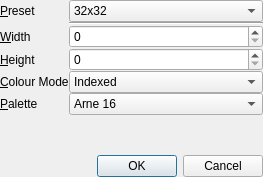
This is newdialog.ui in not-surt/SimPix as Qt 5 draws it before an edit. The edited form follows.
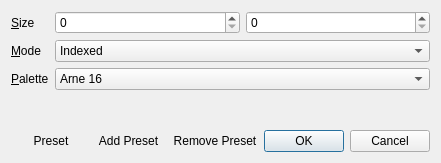
This is the edited form. Icons and pictures are not drawn.

Commit message: Fix missing alpha in PaletteModel. QColour(QRgb) constructor discards alpha.

```diff
--- a/newdialog.ui
+++ b/newdialog.ui
@@ -6,8 +6,8 @@
    <rect>
     <x>0</x>
     <y>0</y>
-    <width>263</width>
-    <height>177</height>
+    <width>365</width>
+    <height>163</height>
    </rect>
   </property>
   <property name="windowTitle">
@@ -18,70 +18,21 @@
     <normaloff/>
    </iconset>
   </property>
-  <layout class="QVBoxLayout" name="verticalLayout">
-   <property name="spacing">
-    <number>0</number>
-   </property>
-   <property name="leftMargin">
-    <number>0</number>
-   </property>
-   <property name="topMargin">
-    <number>0</number>
-   </property>
-   <property name="rightMargin">
-    <number>0</number>
-   </property>
-   <property name="bottomMargin">
-    <number>0</number>
-   </property>
-   <item>
-    <layout class="QFormLayout" name="formLayout">
-     <property name="fieldGrowthPolicy">
-      <enum>QFormLayout::AllNonFixedFieldsGrow</enum>
-     </property>
-     <property name="horizontalSpacing">
-      <number>0</number>
-     </property>
-     <property name="verticalSpacing">
-      <number>0</number>
-     </property>
-     <item row="2" column="0">
-      <widget class="QLabel" name="widthLabel">
-       <property name="text">
-        <string>&amp;Width</string>
-       </property>
-       <property name="buddy">
-        <cstring>widthSpinBox</cstring>
-       </property>
-      </widget>
-     </item>
-     <item row="2" column="1">
-      <widget class="QSpinBox" name="widthSpinBox"/>
-     </item>
-     <item row="3" column="0">
-      <widget class="QLabel" name="heightLabel">
-       <property name="text">
-        <string>&amp;Height</string>
-       </property>
-       <property name="buddy">
-        <cstring>heightSpinBox</cstring>
-       </property>
-      </widget>
-     </item>
-     <item row="3" column="1">
-      <widget class="QSpinBox" name="heightSpinBox"/>
-     </item>
-     <item row="4" column="0">
-      <widget class="QLabel" name="modeLabel">
-       <property name="text">
-        <string>&amp;Colour Mode</string>
-       </property>
-       <property name="buddy">
-        <cstring>modeComboBox</cstring>
-       </property>
-      </widget>
-     </item>
-     <item row="4" column="1">
+  <layout class="QGridLayout" name="gridLayout">
+   <item row="4" column="1" colspan="3">
+    <spacer name="verticalSpacer">
+     <property name="orientation">
+      <enum>Qt::Vertical</enum>
+     </property>
+     <property name="sizeHint" stdset="0">
+      <size>
+       <width>20</width>
+       <height>40</height>
+      </size>
+     </property>
+    </spacer>
+   </item>
+   <item row="2" column="2" colspan="2">
       <widget class="QComboBox" name="modeComboBox">
        <item>
         <property name="text">
@@ -100,17 +51,26 @@
        </item>
       </widget>
      </item>
-     <item row="5" column="0">
-      <widget class="QLabel" name="paletteLabel">
+   <item row="0" column="1">
+    <widget class="QLabel" name="sizeLabel">
+     <property name="sizePolicy">
+      <sizepolicy hsizetype="Fixed" vsizetype="Preferred">
+       <horstretch>0</horstretch>
+       <verstretch>0</verstretch>
+      </sizepolicy>
+     </property>
        <property name="text">
-        <string>&amp;Palette</string>
+      <string>&amp;Size</string>
        </property>
        <property name="buddy">
-        <cstring>paletteComboBox</cstring>
+      <cstring>widthSpinBox</cstring>
        </property>
       </widget>
      </item>
-     <item row="5" column="1">
+   <item row="0" column="2">
+    <widget class="QSpinBox" name="widthSpinBox"/>
+   </item>
+   <item row="3" column="2" colspan="2">
       <widget class="QComboBox" name="paletteComboBox">
        <item>
         <property name="text">
@@ -154,91 +114,101 @@
        </item>
       </widget>
      </item>
-     <item row="0" column="0">
-      <widget class="QLabel" name="presetLabel">
+   <item row="2" column="1">
+    <widget class="QLabel" name="modeLabel">
+     <property name="sizePolicy">
+      <sizepolicy hsizetype="Fixed" vsizetype="Preferred">
+       <horstretch>0</horstretch>
+       <verstretch>0</verstretch>
+      </sizepolicy>
+     </property>
        <property name="text">
-        <string>&amp;Preset</string>
+      <string>&amp;Mode</string>
        </property>
        <property name="buddy">
-        <cstring>presetComboBox</cstring>
+      <cstring>modeComboBox</cstring>
        </property>
       </widget>
      </item>
-     <item row="0" column="1">
-      <widget class="QComboBox" name="presetComboBox">
-       <item>
-        <property name="text">
-         <string>32x32</string>
-        </property>
-       </item>
-       <item>
+   <item row="3" column="1">
+    <widget class="QLabel" name="paletteLabel">
+     <property name="sizePolicy">
+      <sizepolicy hsizetype="Fixed" vsizetype="Preferred">
+       <horstretch>0</horstretch>
+       <verstretch>0</verstretch>
+      </sizepolicy>
+     </property>
         <property name="text">
-         <string>64x64</string>
-        </property>
-       </item>
-       <item>
-        <property name="text">
-         <string>128x128</string>
-        </property>
-       </item>
-       <item>
-        <property name="text">
-         <string>256x256</string>
-        </property>
-       </item>
-       <item>
-        <property name="text">
-         <string>512x512</string>
-        </property>
-       </item>
+      <string>&amp;Palette</string>
+     </property>
+     <property name="buddy">
+      <cstring>paletteComboBox</cstring>
+     </property>
+    </widget>
+   </item>
+   <item row="0" column="3">
+    <widget class="QSpinBox" name="heightSpinBox"/>
+   </item>
+   <item row="7" column="1" colspan="3">
+    <layout class="QHBoxLayout" name="horizontalLayout">
+     <property name="spacing">
+      <number>0</number>
+     </property>
        <item>
-        <property name="text">
-         <string>320x200</string>
-        </property>
-       </item>
-       <item>
+      <widget class="QPushButton" name="presetButton">
+       <property name="sizePolicy">
+        <sizepolicy hsizetype="Minimum" vsizetype="Fixed">
+         <horstretch>0</horstretch>
+         <verstretch>0</verstretch>
+        </sizepolicy>
+       </property>
         <property name="text">
-         <string>320x240</string>
-        </property>
-       </item>
-       <item>
-        <property name="text">
-         <string>640x480</string>
-        </property>
+        <string>Preset</string>
+       </property>
+       <property name="flat">
+        <bool>true</bool>
+       </property>
+      </widget>
        </item>
        <item>
+      <widget class="QToolButton" name="addPresetButton">
         <property name="text">
-         <string>800x600</string>
-        </property>
+        <string>Add Preset</string>
+       </property>
+       <property name="icon">
+        <iconset theme="list-add">
+         <normaloff/>
+        </iconset>
+       </property>
+       <property name="autoRaise">
+        <bool>true</bool>
+       </property>
+      </widget>
        </item>
        <item>
+      <widget class="QToolButton" name="removePresetButton">
         <property name="text">
-         <string>1024x768</string>
-        </property>
-       </item>
-      </widget>
-     </item>
-     <item row="1" column="1">
-      <widget class="QFrame" name="separator">
-       <property name="frameShape">
-        <enum>QFrame::HLine</enum>
+        <string>Remove Preset</string>
+       </property>
+       <property name="icon">
+        <iconset theme="list-remove">
+         <normaloff/>
+        </iconset>
        </property>
-       <property name="frameShadow">
-        <enum>QFrame::Sunken</enum>
+       <property name="autoRaise">
+        <bool>true</bool>
        </property>
       </widget>
      </item>
-    </layout>
-   </item>
    <item>
-    <spacer name="verticalSpacer">
+      <spacer name="horizontalSpacer">
      <property name="orientation">
-      <enum>Qt::Vertical</enum>
+        <enum>Qt::Horizontal</enum>
      </property>
      <property name="sizeHint" stdset="0">
       <size>
-       <width>20</width>
-       <height>3</height>
+         <width>40</width>
+         <height>20</height>
       </size>
      </property>
     </spacer>
@@ -251,6 +221,8 @@
     </widget>
    </item>
   </layout>
+   </item>
+  </layout>
  </widget>
  <tabstops>
   <tabstop>presetComboBox</tabstop>
```
Left out of the diff: 2 changed lines with no effect on the pictures. Lines whose indentation alone changed are shown as unchanged. The commit also changes 3 other files.
